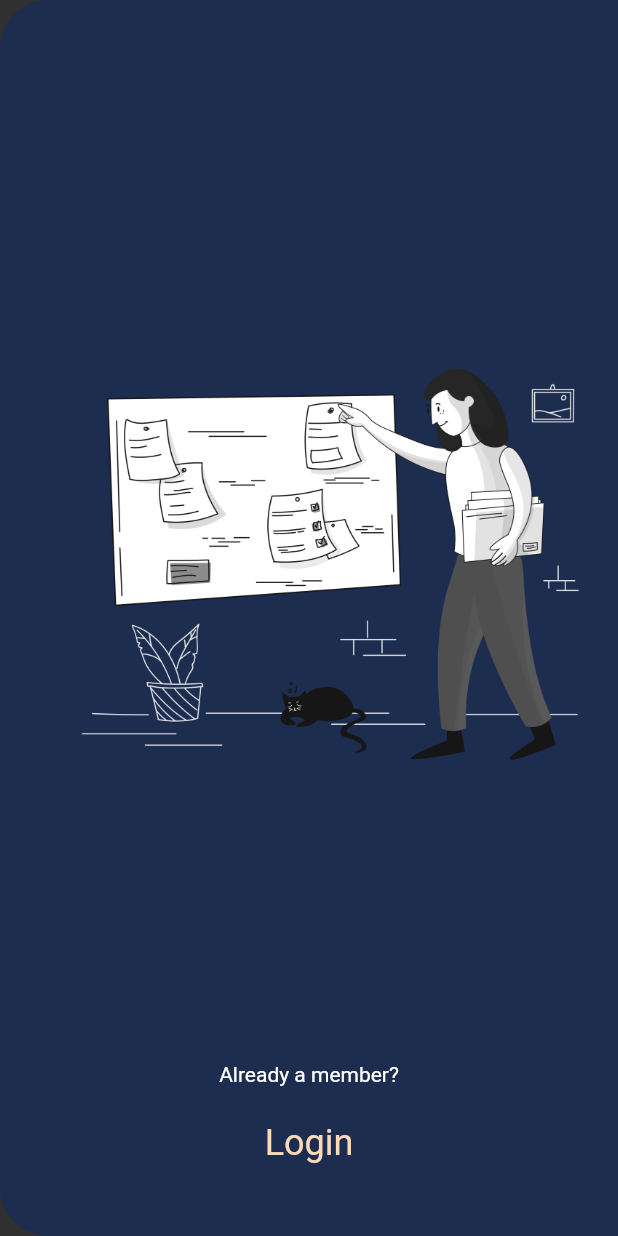
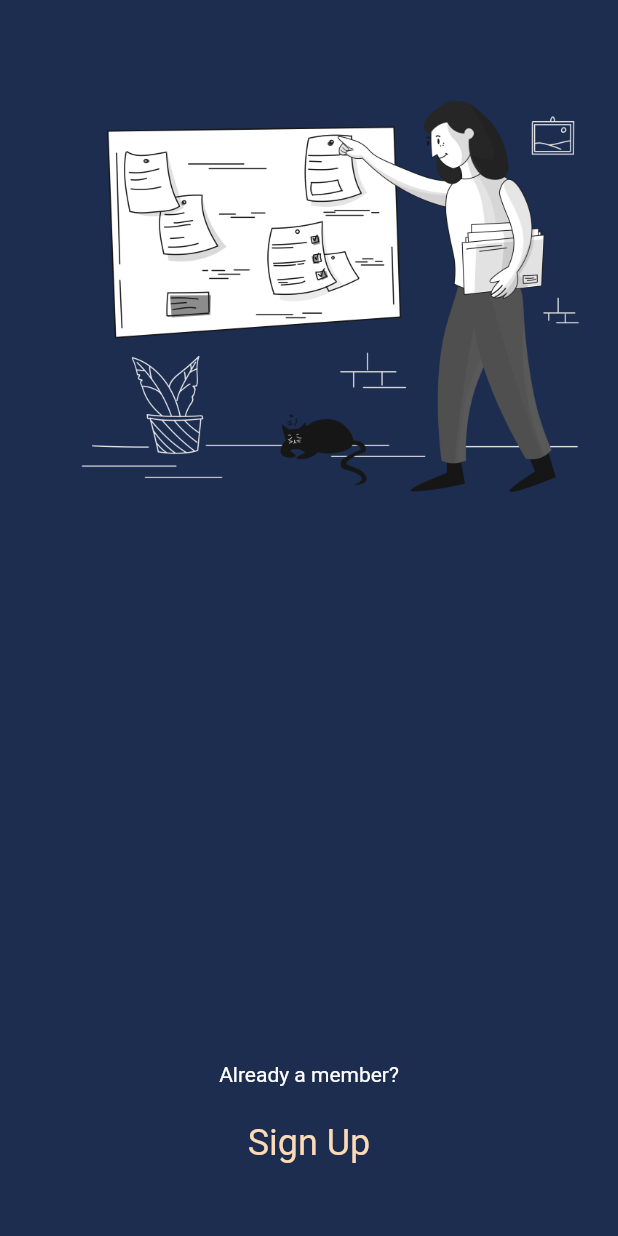
Before and after one commit to Shwokl/frontend, a Flutter app: the RegisterBanner widget shown alone on an empty page, opened directly, on a phone screen of 412 x 824 dp. Run offline on Flutter 3.47's test engine with Material 2 defaults, Android fonts, the phone set to English and light mode, and no system bars; our stand-ins replace bloc, equatable, flutter_bloc, material_design_icons_flutter; statements that could not run were skipped.

Commit message:
Implement the new generic Widgets

```diff
--- a/lib/src/features/authentication/register/view/widgets/register_banner.dart
+++ b/lib/src/features/authentication/register/view/widgets/register_banner.dart
@@ -1,44 +1,24 @@
 import 'package:flutter/material.dart';
 import 'package:frontend/src/generic_widgets/buttons/wide_ass_button.dart';
+import 'package:frontend/src/generic_widgets/dialog_banner.dart';
 
 class RegisterBanner extends StatelessWidget {
-  final int flex;
-  const RegisterBanner({@required this.flex});
+  const RegisterBanner();
 
   void _onLoginPress(BuildContext context) {
     Future.delayed(Duration.zero).then(
       (value) => Navigator.pushReplacementNamed(context, "/login"),
     );
   }
+
   @override
   Widget build(BuildContext context) {
-    return Expanded(
-      flex: flex,
-      child: Container(
-        padding: const EdgeInsets.symmetric(
-          vertical: 32.0,
-          horizontal: 4.0,
-        ),
-        decoration: BoxDecoration(
-          color: Theme.of(context).primaryColorDark,
-          borderRadius: const BorderRadius.only(
-            topLeft: Radius.circular(32.0),
-            bottomLeft: Radius.circular(32.0),
-          ),
-        ),
-        child: Column(
-          children: [
-            Expanded(child: Container()),
-            Image.asset('lib/src/assets/plan.png'),
-            Expanded(child: Container()),
-            const Text("Already a member?"),
-            const SizedBox(height: 8.0),
-            WideAssButton(
-              text: "Login",
-              onPress: () => _onLoginPress(context),
-            ),
-          ],
-        ),
+    return DialogBanner(
+      imageSrc: 'lib/src/assets/plan.png',
+      prompt: "Already a member?",
+      button: WideAssButton(
+        text: "Sign Up",
+        onPress: () => _onLoginPress(context),
       ),
     );
   }
```
